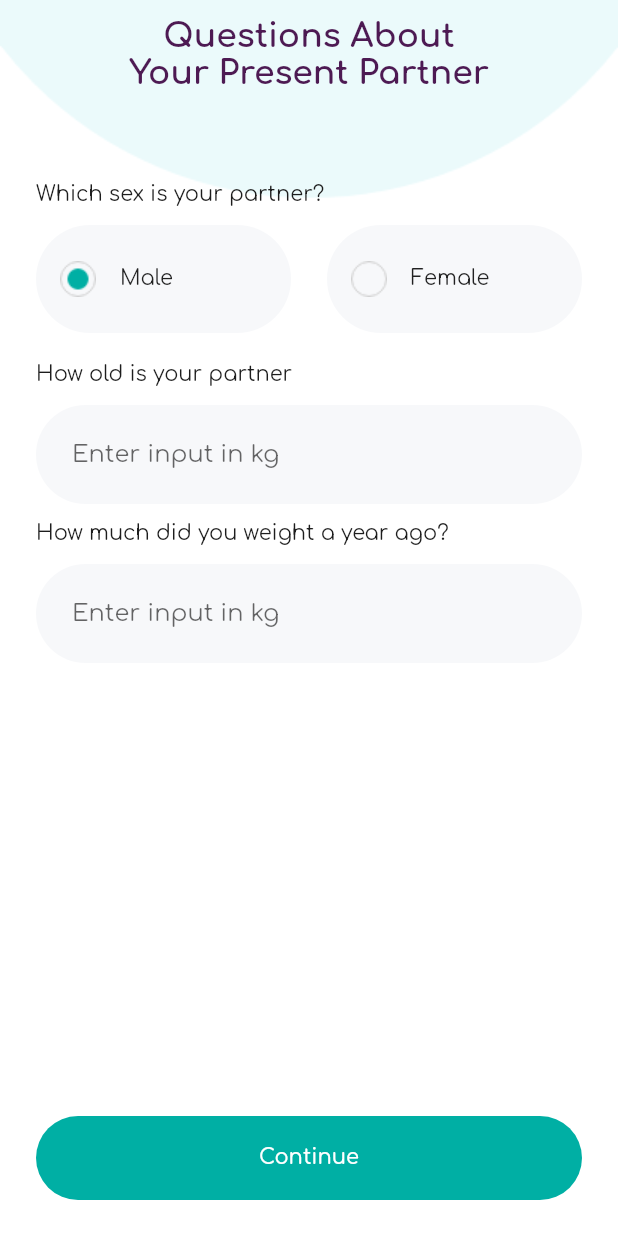
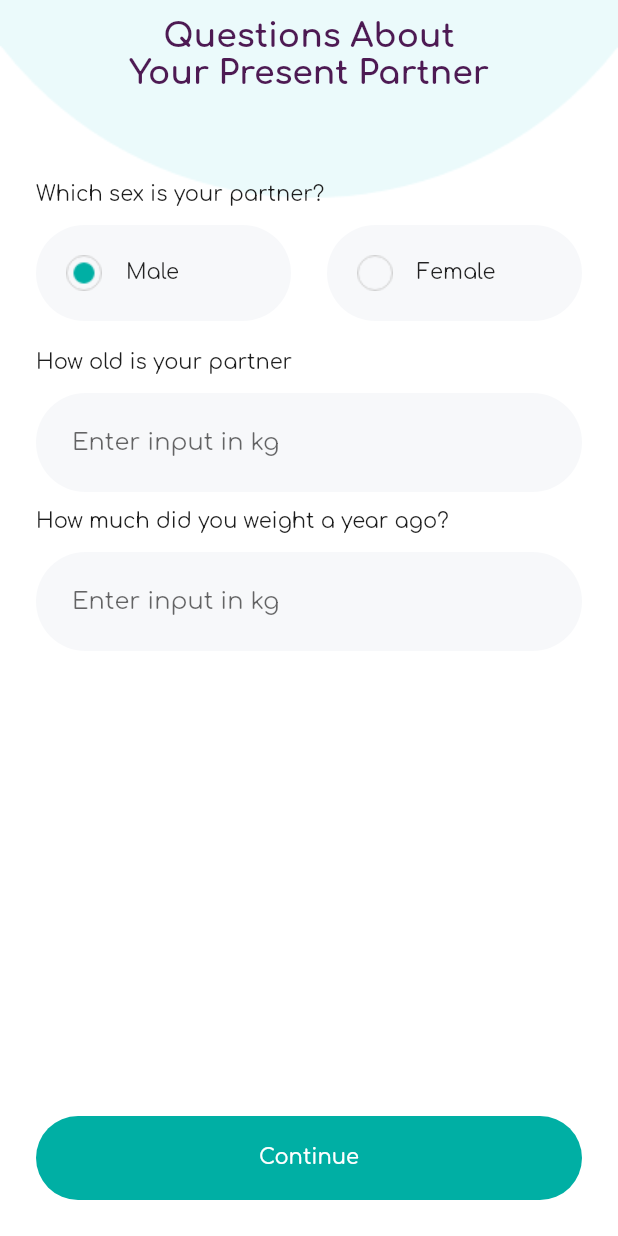
Before and after one commit to ramandeep04/profertility, a Flutter app: the QuestionsScreen screen opened directly, on a phone screen of 412 x 824 dp. Run offline on Flutter 3.47's test engine with Material 2 defaults, Android fonts, the phone set to English and light mode, and no system bars; our stand-ins replace google_fonts.

Commit message:
- question screen fixed

```diff
--- a/lib/screens/questions_screen.dart
+++ b/lib/screens/questions_screen.dart
@@ -1,6 +1,4 @@
 import 'package:flutter/material.dart';
-import 'package:flutter/src/widgets/container.dart';
-import 'package:flutter/src/widgets/framework.dart';
 import 'package:profertility/screens/widgets/primary_button.dart';
 
 class QuestionsScreen extends StatelessWidget {
@@ -50,11 +48,17 @@ class QuestionsScreen extends StatelessWidget {
                     children: const [
                       Expanded(
                         child: GenderSelectionWidget(
-                              isSelected: true, title: "Male")),
+                          isSelected: true,
+                          title: "Male",
+                        ),
+                      ),
                       SizedBox(width: 24.0),
                       Expanded(
                         child: GenderSelectionWidget(
-                              isSelected: false, title: "Female")),
+                          isSelected: false,
+                          title: "Female",
+                        ),
+                      ),
                     ],
                   ),
                   const SizedBox(height: 20),
@@ -105,25 +109,20 @@ class GenderSelectionWidget extends StatelessWidget {
   @override
   Widget build(BuildContext context) {
     return Container(
-      padding: const EdgeInsets.symmetric(horizontal: 8.0, vertical: 16.0),
+      padding: const EdgeInsets.all(20.0),
       decoration: BoxDecoration(
         color: const Color(0xfff7f8fa),
         borderRadius: BorderRadius.circular(70),
       ),
-      child: Padding(
-        padding: const EdgeInsets.all(8.0),
       child: Row(
         children: [
           Image.asset(
-              isSelected
-                  ? "assets/images/male.png"
-                  : "assets/images/female.png",
+            isSelected ? "assets/images/male.png" : "assets/images/female.png",
           ),
           const SizedBox(width: 16),
           Text(title),
         ],
       ),
-      ),
     );
   }
 }
```
Lines whose indentation alone changed are shown as unchanged.
